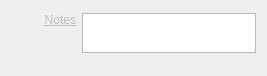
This is trunk/Widgets/Inspector/InspectorGroupWidget.ui in cambell-prince/casparcg-client as Qt 5 draws it before an edit. The edited form follows.
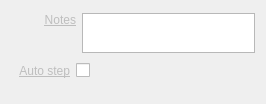
This is the edited form.

What changed in the file:
```diff
--- a/trunk/Widgets/Inspector/InspectorGroupWidget.ui
+++ b/trunk/Widgets/Inspector/InspectorGroupWidget.ui
@@ -6,8 +6,8 @@
    <rect>
     <x>0</x>
     <y>0</y>
-    <width>267</width>
-    <height>76</height>
+    <width>266</width>
+    <height>104</height>
    </rect>
   </property>
   <property name="sizePolicy">
@@ -63,6 +63,59 @@
      </item>
     </layout>
    </item>
+   <item>
+    <layout class="QHBoxLayout" name="horizontalLayoutAutoStep">
+     <item>
+      <spacer name="horizontalSpacerAutoStep1">
+       <property name="orientation">
+        <enum>Qt::Horizontal</enum>
+       </property>
+       <property name="sizeType">
+        <enum>QSizePolicy::Fixed</enum>
+       </property>
+       <property name="sizeHint" stdset="0">
+        <size>
+         <width>8</width>
+         <height>20</height>
+        </size>
+       </property>
+      </spacer>
+     </item>
+     <item>
+      <widget class="QLabel" name="labelAutoStep">
+       <property name="text">
+        <string>&lt;a href=&quot;Defer&quot; style=&quot;color: #BEBEBE;&quot;&gt;Auto step&lt;/a&gt;</string>
+       </property>
+       <property name="alignment">
+        <set>Qt::AlignRight|Qt::AlignTrailing|Qt::AlignVCenter</set>
+       </property>
+      </widget>
+     </item>
+     <item>
+      <widget class="QCheckBox" name="checkBoxAutoStep">
+       <property name="layoutDirection">
+        <enum>Qt::RightToLeft</enum>
+       </property>
+       <property name="text">
+        <string/>
+       </property>
+      </widget>
+     </item>
+     <item>
+      <spacer name="horizontalSpacerAutoStep2">
+       <property name="orientation">
+        <enum>Qt::Horizontal</enum>
+       </property>
+       <property name="sizeHint" stdset="0">
+        <size>
+         <width>40</width>
+         <height>20</height>
+        </size>
+       </property>
+      </spacer>
+     </item>
+    </layout>
+   </item>
    <item>
     <spacer name="verticalSpacerGroup">
      <property name="orientation">
```
Left out of the diff: 36 changed lines with no effect on the pictures.
